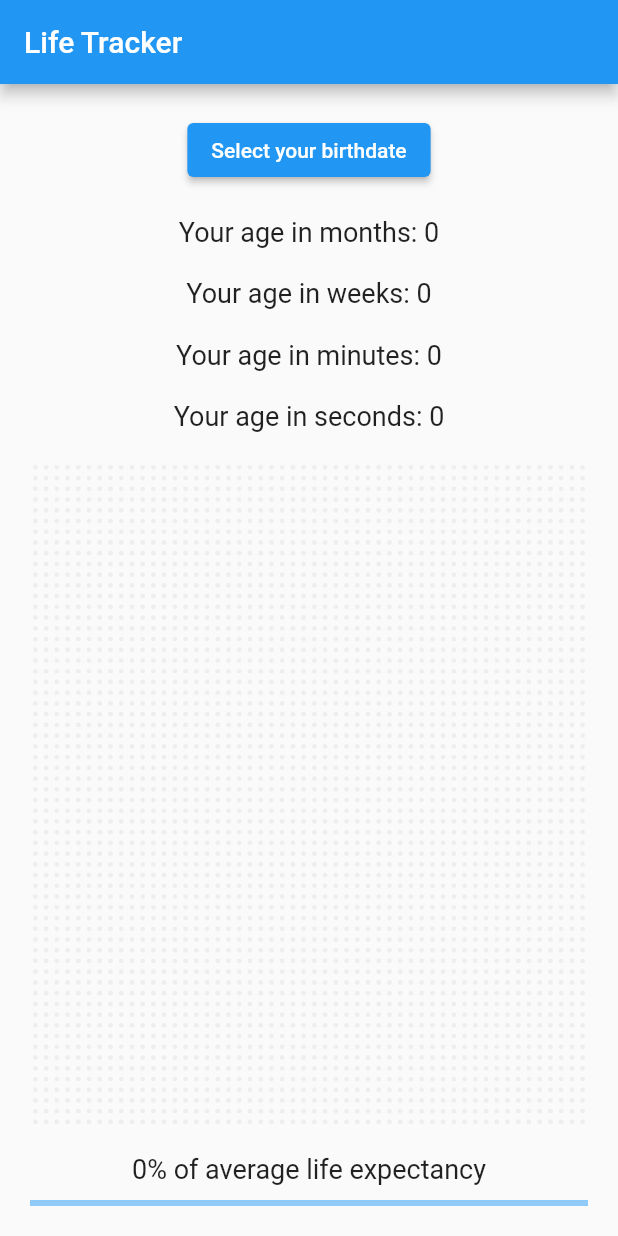
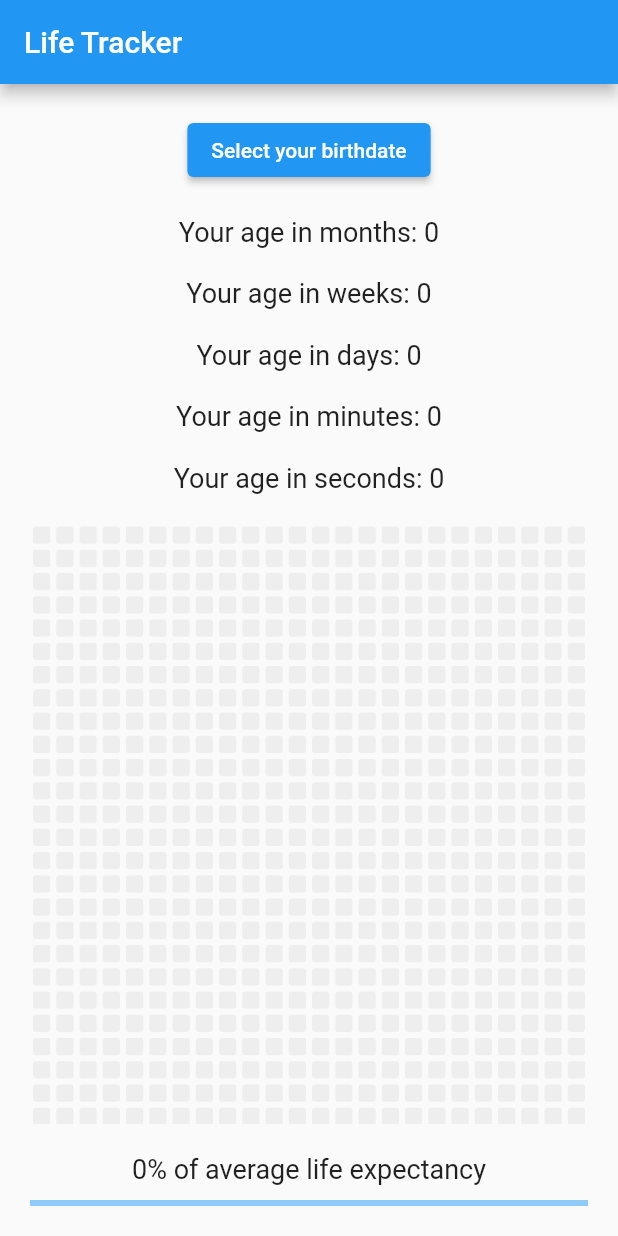
Before and after one commit to sharsheevnursultan/one_live, a Flutter app: the screen it shows after launch, on a phone screen of 412 x 824 dp. Run offline on Flutter 3.47's test engine with Material 2 defaults, Android fonts, the phone set to English and light mode, and no system bars.

Commit message:
Update main.dart

```diff
--- a/lib/main.dart
+++ b/lib/main.dart
@@ -1,64 +1,63 @@
 import 'package:flutter/material.dart';
 
-void main() => runApp(MaterialApp(home: LifeTracker()));
+void main() => runApp(const MaterialApp(home: LifeTracker()));
 
 class MyApp extends StatelessWidget {
   const MyApp({super.key});
 
   @override
   Widget build(BuildContext context) {
-    return MaterialApp(
+    return const MaterialApp(
       home: LifeTracker(),
     );
   }
 }
 
 class LifeTracker extends StatefulWidget {
+  const LifeTracker({super.key});
+
   @override
   _LifeTrackerState createState() => _LifeTrackerState();
 }
 
 class _LifeTrackerState extends State<LifeTracker> {
-  int _ageInWeeks = 0;
-  int _averageLifeExpectancyInWeeks = 4160; // 80 years in weeks
-
-  void _updateAgeInWeeks(DateTime birthdate) {
-    Duration age = DateTime.now().difference(birthdate);
-    int ageInWeeks = (age.inDays / 7).floor();
-    setState(() {
-      _ageInWeeks = ageInWeeks;
-    });
-  }
+  final int _averageLifeExpectancyInMonths = 1200; // 100 years in months
 
   void _updateAgeInOtherUnits(DateTime birthdate) {
     Duration age = DateTime.now().difference(birthdate);
     int ageInMonths = age.inDays ~/ 30;
+    int ageInWeeks = (age.inDays / 7).floor();
+    int ageInDays = age.inDays;
     int ageInMinutes = age.inMinutes;
     int ageInSeconds = age.inSeconds;
     setState(() {
       _ageInMonths = ageInMonths;
+      _ageInWeeks = ageInWeeks;
+      _ageInDays = ageInDays;
       _ageInMinutes = ageInMinutes;
       _ageInSeconds = ageInSeconds;
     });
   }
 
   int _ageInMonths = 0;
+  int _ageInWeeks = 0;
+  int _ageInDays = 0;
   int _ageInMinutes = 0;
   int _ageInSeconds = 0;
 
   @override
   Widget build(BuildContext context) {
     List<Widget> squares = [];
-    for (int i = 0; i < _averageLifeExpectancyInWeeks; i++) {
+    for (int i = 0; i < _averageLifeExpectancyInMonths; i++) {
       Color? color = Colors.grey[200];
-      if (i < _ageInWeeks) {
+      if (i < _ageInMonths) {
         color = Colors.blue;
       }
       squares.add(
         Container(
           width: 10,
           height: 10,
-          margin: EdgeInsets.all(2),
+          margin: const EdgeInsets.all(2),
           decoration: BoxDecoration(
             color: color,
             borderRadius: BorderRadius.circular(2),
@@ -74,7 +73,7 @@ class _LifeTrackerState extends State<LifeTracker> {
       ),
       body: SafeArea(
         child: Padding(
-          padding: EdgeInsets.all(20),
+          padding: const EdgeInsets.all(20),
           child: Center(
             child: Column(
               mainAxisAlignment: MainAxisAlignment.center,
@@ -88,38 +87,41 @@ class _LifeTrackerState extends State<LifeTracker> {
                       firstDate: DateTime(1900),
                       lastDate: DateTime.now(),
                     );
-                    _updateAgeInWeeks(selectedDate!);
-                    _updateAgeInOtherUnits(selectedDate);
+                    _updateAgeInOtherUnits(selectedDate!);
                   },
                 ),
-                SizedBox(height: 20),
+                const SizedBox(height: 20),
                 Text(
-                    style: TextStyle(fontSize: 18.0),
+                    style: const TextStyle(fontSize: 18.0),
                     'Your age in months: $_ageInMonths'),
-                SizedBox(height: 20),
+                const SizedBox(height: 20),
                 Text(
-                    style: TextStyle(fontSize: 18.0),
+                    style: const TextStyle(fontSize: 18.0),
                     'Your age in weeks: $_ageInWeeks'),
-                SizedBox(height: 20),
+                const SizedBox(height: 20),
                 Text(
-                    style: TextStyle(fontSize: 18.0),
+                    style: const TextStyle(fontSize: 18.0),
+                    'Your age in days: $_ageInDays'),
+                const SizedBox(height: 20),
+                Text(
+                    style: const TextStyle(fontSize: 18.0),
                     'Your age in minutes: $_ageInMinutes'),
-                SizedBox(height: 20),
+                const SizedBox(height: 20),
                 Text(
-                    style: TextStyle(fontSize: 18.0),
+                    style: const TextStyle(fontSize: 18.0),
                     'Your age in seconds: $_ageInSeconds'),
-                SizedBox(height: 20),
+                const SizedBox(height: 20),
                 Expanded(
                   child: GridView.count(
-                    crossAxisCount: 52,
+                    crossAxisCount: 24,
                     children: squares,
+                  ),
                 ),
-              ),
-              SizedBox(height: 20),
+              const SizedBox(height: 20),
               Text(
-                  style: TextStyle(fontSize: 18.0),
+                  style: const TextStyle(fontSize: 18.0),
                   '$percentCompleteRounded% of average life expectancy'),
-              SizedBox(height: 10),
+              const SizedBox(height: 10),
               LinearProgressIndicator(value: percentComplete),
             ],
           ),
```
